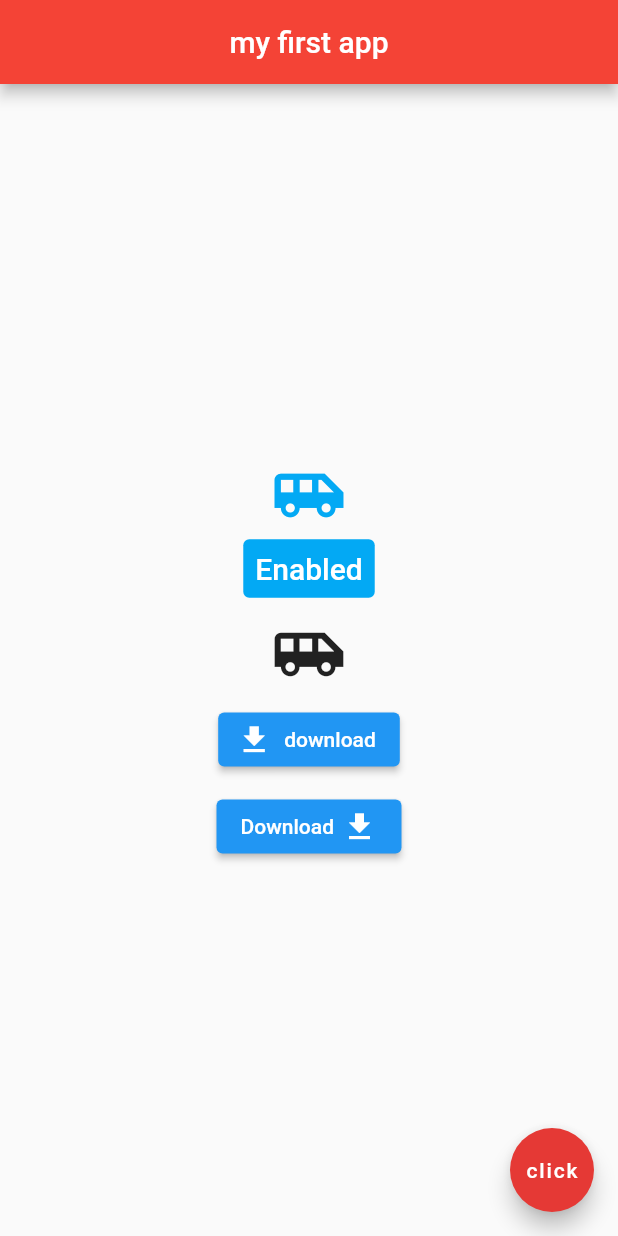
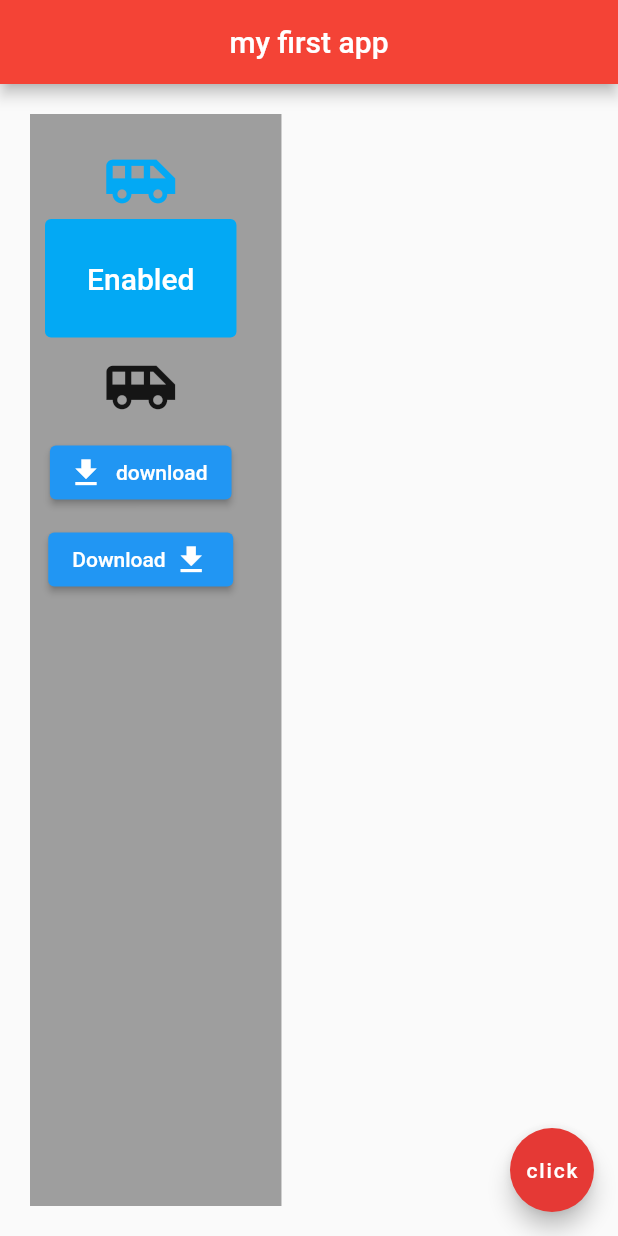
Before and after one commit to BinhT1/Flutter-fundamental, a Flutter app: the screen it shows after launch, on a phone screen of 412 x 824 dp. Run offline on Flutter 3.47's test engine with Material 2 defaults, Android fonts, the phone set to English and light mode, and no system bars.

Commit message:
Container and Padding

```diff
--- a/lib/main.dart
+++ b/lib/main.dart
@@ -13,10 +13,14 @@ class Home extends StatelessWidget {
         centerTitle: true,
         backgroundColor: Colors.red,
       ),
-      body: Center(
+      body: Container(
+        // can set padding and margin
+        color: Colors.grey,
+        padding: const EdgeInsets.fromLTRB(10, 20, 30, 40),
+        margin: const EdgeInsets.all(20),
         child: Column(
           mainAxisSize: MainAxisSize.max,
-        mainAxisAlignment: MainAxisAlignment.center,
+          mainAxisAlignment: MainAxisAlignment.start,
           children: [
             const Icon(Icons.airport_shuttle,
                 color: Colors.lightBlue, size: 50.0),
@@ -25,9 +29,12 @@ class Home extends StatelessWidget {
                 onPressed: () {
                   print("hahahaha");
                 },
-            child: const Text('Enabled',
+                child: const Padding(
+                  // only paddding, don't have margin
+                  padding: EdgeInsets.all(20),
+                  child: Text('Enabled',
                       style: TextStyle(fontSize: 20, color: Colors.white)),
-          ),
+                )),
             IconButton(
               iconSize: 50,
               icon: const Icon(Icons.airport_shuttle),
@@ -61,7 +68,8 @@ class Home extends StatelessWidget {
               ),
             ),
           ],
-      )),
+        ),
+      ),
       floatingActionButton: FloatingActionButton(
         onPressed: () {},
         backgroundColor: Colors.red[600],
```
Lines whose indentation alone changed are shown as unchanged.
